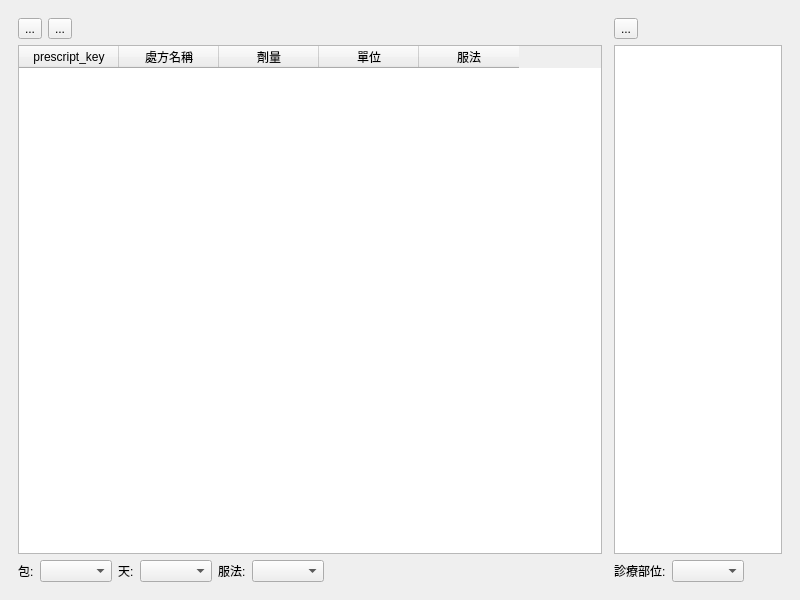
Qt form ui/ins_prescript_record.ui (picacat/pyMedical) before a commit.
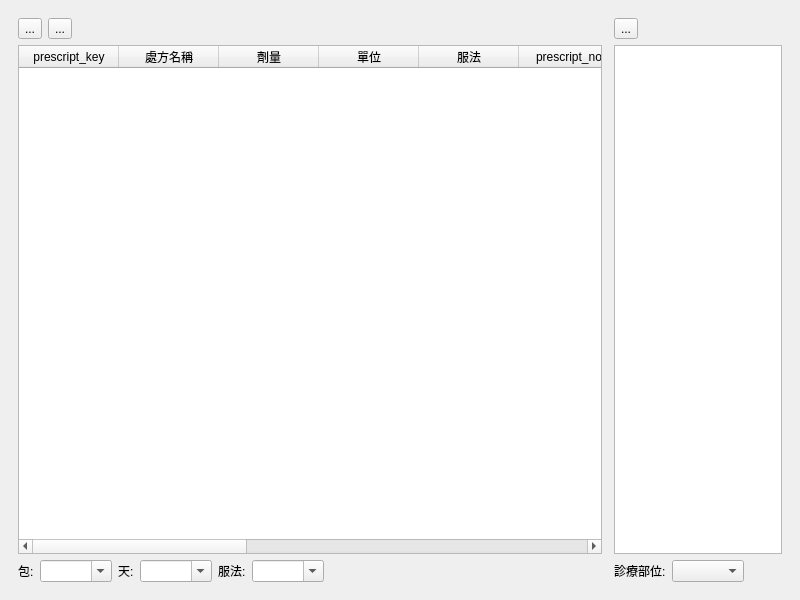
The same form after that commit. Icons and pictures are not drawn.

```diff
--- a/ui/ins_prescript_record.ui
+++ b/ui/ins_prescript_record.ui
@@ -88,9 +88,27 @@
          </item>
          <item>
           <widget class="QTableWidget" name="tableWidget_prescript">
+           <property name="frameShadow">
+            <enum>QFrame::Sunken</enum>
+           </property>
+           <property name="dragEnabled">
+            <bool>false</bool>
+           </property>
+           <property name="dragDropOverwriteMode">
+            <bool>false</bool>
+           </property>
+           <property name="dragDropMode">
+            <enum>QAbstractItemView::NoDragDrop</enum>
+           </property>
+           <property name="defaultDropAction">
+            <enum>Qt::MoveAction</enum>
+           </property>
            <property name="selectionMode">
             <enum>QAbstractItemView::SingleSelection</enum>
            </property>
+           <property name="rowCount">
+            <number>0</number>
+           </property>
            <column>
             <property name="text">
              <string>prescript_key</string>
@@ -116,6 +134,46 @@
              <string>服法</string>
             </property>
            </column>
+           <column>
+            <property name="text">
+             <string>prescript_no</string>
+            </property>
+           </column>
+           <column>
+            <property name="text">
+             <string>case_key</string>
+            </property>
+           </column>
+           <column>
+            <property name="text">
+             <string>case_date</string>
+            </property>
+           </column>
+           <column>
+            <property name="text">
+             <string>medicine_set</string>
+            </property>
+           </column>
+           <column>
+            <property name="text">
+             <string>medicine_type</string>
+            </property>
+           </column>
+           <column>
+            <property name="text">
+             <string>medicine_key</string>
+            </property>
+           </column>
+           <column>
+            <property name="text">
+             <string>ins_code</string>
+            </property>
+           </column>
+           <column>
+            <property name="text">
+             <string>dosage_mode</string>
+            </property>
+           </column>
           </widget>
          </item>
          <item>
@@ -128,7 +186,11 @@
             </widget>
            </item>
            <item>
-            <widget class="QComboBox" name="comboBox"/>
+            <widget class="QComboBox" name="comboBox_package">
+             <property name="editable">
+              <bool>true</bool>
+             </property>
+            </widget>
            </item>
            <item>
             <widget class="QLabel" name="label_2">
@@ -138,7 +200,11 @@
             </widget>
            </item>
            <item>
-            <widget class="QComboBox" name="comboBox_2"/>
+            <widget class="QComboBox" name="comboBox_pres_days">
+             <property name="editable">
+              <bool>true</bool>
+             </property>
+            </widget>
            </item>
            <item>
             <widget class="QLabel" name="label_3">
@@ -148,7 +214,11 @@
             </widget>
            </item>
            <item>
-            <widget class="QComboBox" name="comboBox_3"/>
+            <widget class="QComboBox" name="comboBox_instruction">
+             <property name="editable">
+              <bool>true</bool>
+             </property>
+            </widget>
            </item>
            <item>
             <spacer name="horizontalSpacer">
```
